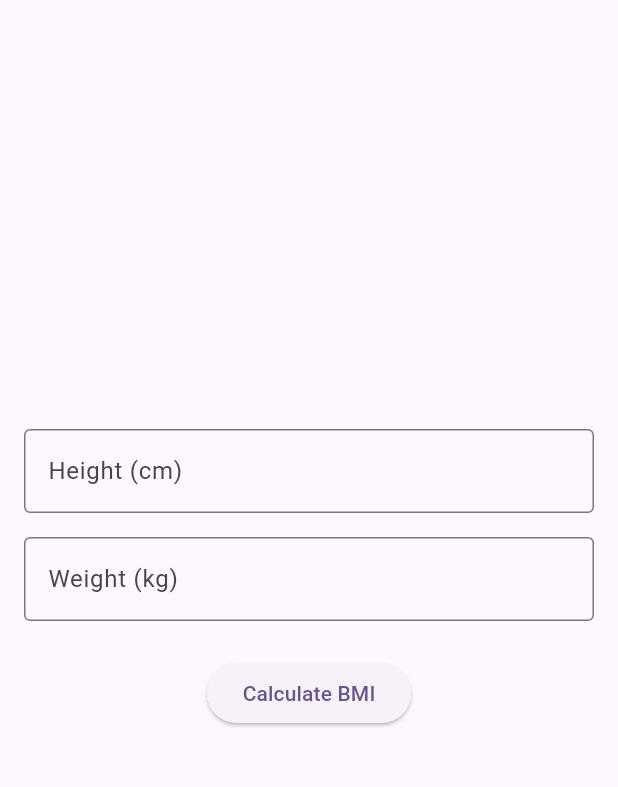
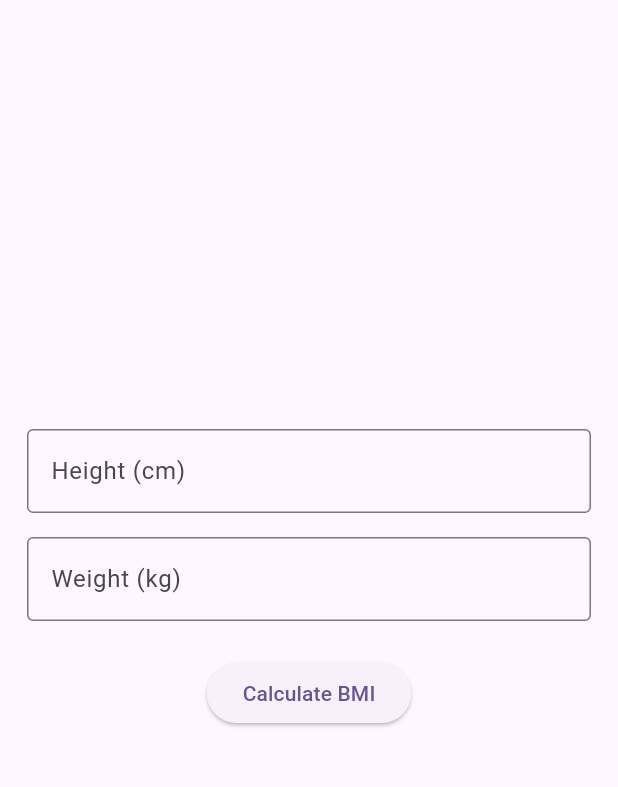
Before and after one commit to Dafxynt/riverpod, a Flutter app: the BMIScreen screen opened directly, on a phone screen of 412 x 824 dp, the part 63-850 px from its top. Run offline on Flutter 3.47's test engine with Material 3 defaults, Android fonts, the light colour scheme and no system bars; our stand-ins replace flutter_riverpod.

Commit message:
test brach

```diff
--- a/lib/screen/bmi_screen.dart
+++ b/lib/screen/bmi_screen.dart
@@ -27,7 +27,7 @@ class _BMIScreenState extends ConsumerState<BMIScreen> {
         title: Text('BMI Calculator'),
       ),
       body: Padding(
-        padding: const EdgeInsets.all(16.0),
+        padding: const EdgeInsets.all(18.0),
         child: Column(
           mainAxisAlignment: MainAxisAlignment.center,
           children: [
```
